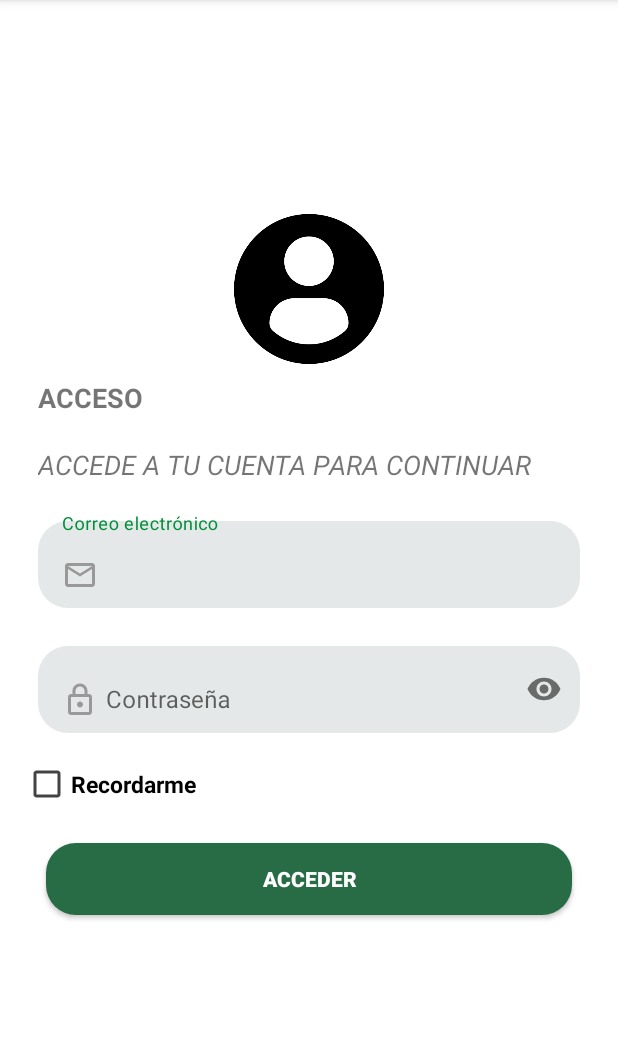
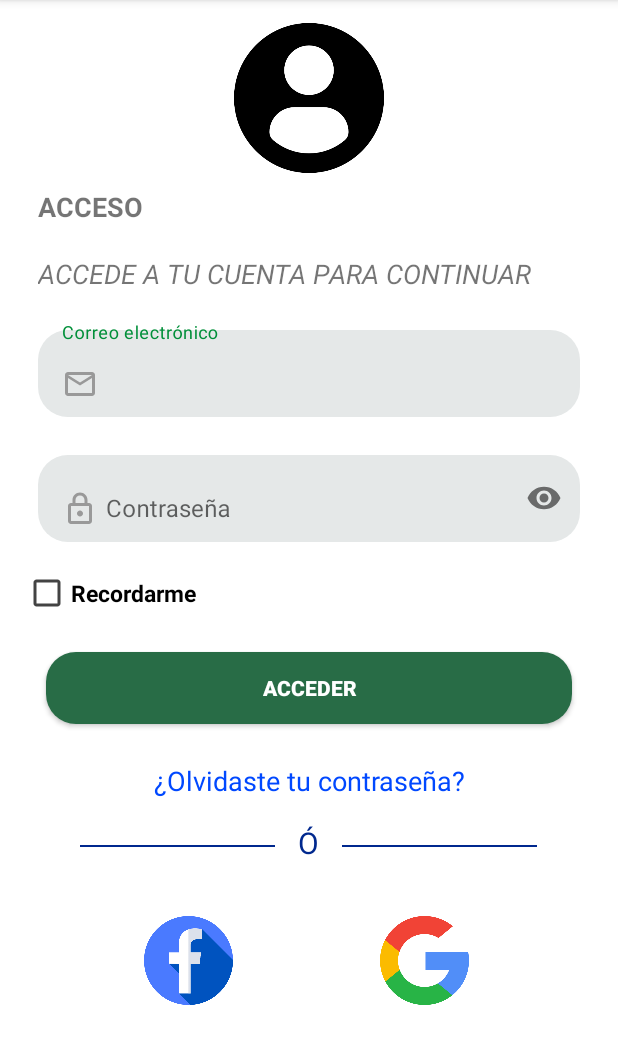
Before and after one commit to HackathonNicaragua2019/INNOVA-REVOLUTION, an Android app: the screen it shows after launch (MainActivity), on a phone screen of 412 x 824 dp, the part 84-1148 px from its top. Run offline under Robolectric (Android 15) with nearby library versions, the phone set to English and light mode, and no system bars.

Commit message:
Frontend - Login
Se han desarrollado los botones que permitirán el inicio de sesión con
Facebook o Google

```diff
--- a/app/src/main/res/layout/activity_main.xml
+++ b/app/src/main/res/layout/activity_main.xml
@@ -1,9 +1,12 @@
 <?xml version="1.0" encoding="utf-8"?>
-<androidx.appcompat.widget.LinearLayoutCompat xmlns:android="http://schemas.android.com/apk/res/android"
+<ScrollView xmlns:android="http://schemas.android.com/apk/res/android"
     xmlns:app="http://schemas.android.com/apk/res-auto"
     xmlns:tools="http://schemas.android.com/tools"
     android:layout_width="match_parent"
-    android:layout_height="match_parent"
+    android:layout_height="wrap_content">
+    <androidx.appcompat.widget.LinearLayoutCompat
+        android:layout_width="match_parent"
+        android:layout_height="wrap_content"
         android:background="@color/white"
         tools:context=".MainActivity">
         <androidx.appcompat.widget.LinearLayoutCompat
@@ -86,7 +89,68 @@
                 android:textColor="@color/white"
                 android:textStyle="bold"
                 android:layout_margin="15dp"/>
-
-
+            <androidx.appcompat.widget.AppCompatTextView
+                android:layout_width="wrap_content"
+                android:layout_height="wrap_content"
+                android:text="@string/olvidaste_tu_contrase_a"
+                android:id="@+id/btnLoginLinkAcceder"
+                android:textAlignment="center"
+                android:textSize="18sp"
+                android:textColor="#0048FF"
+                android:layout_marginTop="10dp"/>
+            <TableLayout
+                android:layout_width="wrap_content"
+                android:layout_height="wrap_content"
+                android:stretchColumns="3">
+                <TableRow android:layout_height="wrap_content"
+                    android:layout_width="fill_parent"
+                    android:padding="15dp"
+                    android:layout_gravity="center">
+                    <View android:layout_width="130sp"
+                        android:layout_height="1dp"
+                        android:layout_margin="15dp"
+                        android:layout_gravity="center_vertical"
+                        android:background="#00288E"/>
+                    <TextView android:layout_width="wrap_content"
+                        android:layout_height="wrap_content"
+                        android:text="@string/O"
+                        android:textColor="#00288E"
+                        android:textSize="20sp"/>
+                    <View android:layout_width="130sp"
+                        android:layout_height="1dp"
+                        android:layout_margin="15dp"
+                        android:layout_gravity="center_vertical"
+                        android:background="#00288E"/>
+                </TableRow>
+            </TableLayout>
+            <TableLayout android:layout_width="250dp"
+            android:layout_height="90dp"
+            android:layout_gravity="center"
+            android:stretchColumns="*">
+                <TableRow android:layout_width="fill_parent"
+                    android:layout_height="match_parent"
+                    android:layout_gravity="center"
+                    android:padding="15dp">
+                    <androidx.appcompat.widget.AppCompatImageButton
+                        android:id="@+id/imgLoginButtonFacebook"
+                        android:layout_width="0dp"
+                        android:layout_height="wrap_content"
+                        android:adjustViewBounds="true"
+                        android:scaleType="fitStart"
+                        android:layout_gravity="start"
+                        android:background="#00000000"
+                        android:src="@drawable/facebook"/>
+                    <androidx.appcompat.widget.AppCompatImageButton
+                        android:id="@+id/imgLoginButtonGoogle"
+                        android:layout_width="0dp"
+                        android:layout_height="wrap_content"
+                        android:adjustViewBounds="true"
+                        android:scaleType="fitStart"
+                        android:layout_gravity="center_horizontal"
+                        android:background="#00000000"
+                        android:src="@drawable/google"/>
+                </TableRow>
+            </TableLayout>
         </androidx.appcompat.widget.LinearLayoutCompat>
     </androidx.appcompat.widget.LinearLayoutCompat>
+</ScrollView>
--- a/app/src/main/res/values/strings.xml
+++ b/app/src/main/res/values/strings.xml
@@ -7,4 +7,6 @@
     <string name="contrase_a">Contraseña</string>
     <string name="recordarme">Recordarme</string>
     <string name="acceder">ACCEDER</string>
+    <string name="olvidaste_tu_contrase_a">¿Olvidaste tu contraseña?</string>
+    <string name="O">Ó</string>
 </resources>
```
Lines whose indentation alone changed are shown as unchanged.
